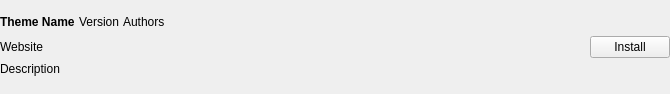
Komet/MediaElch, file src/ui/settings/ExportTemplateWidget.ui: the form before one commit.
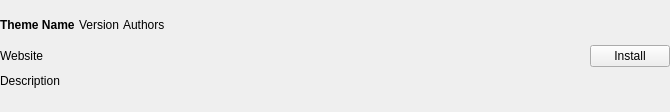
The form after the commit.

```diff
--- a/src/ui/settings/ExportTemplateWidget.ui
+++ b/src/ui/settings/ExportTemplateWidget.ui
@@ -7,7 +7,7 @@
     <x>0</x>
     <y>0</y>
     <width>670</width>
-    <height>94</height>
+    <height>112</height>
    </rect>
   </property>
   <layout class="QHBoxLayout" name="horizontalLayout_2" stretch="1,0,0">
```
Left out of the diff: 10 changed lines with no effect on the pictures.
